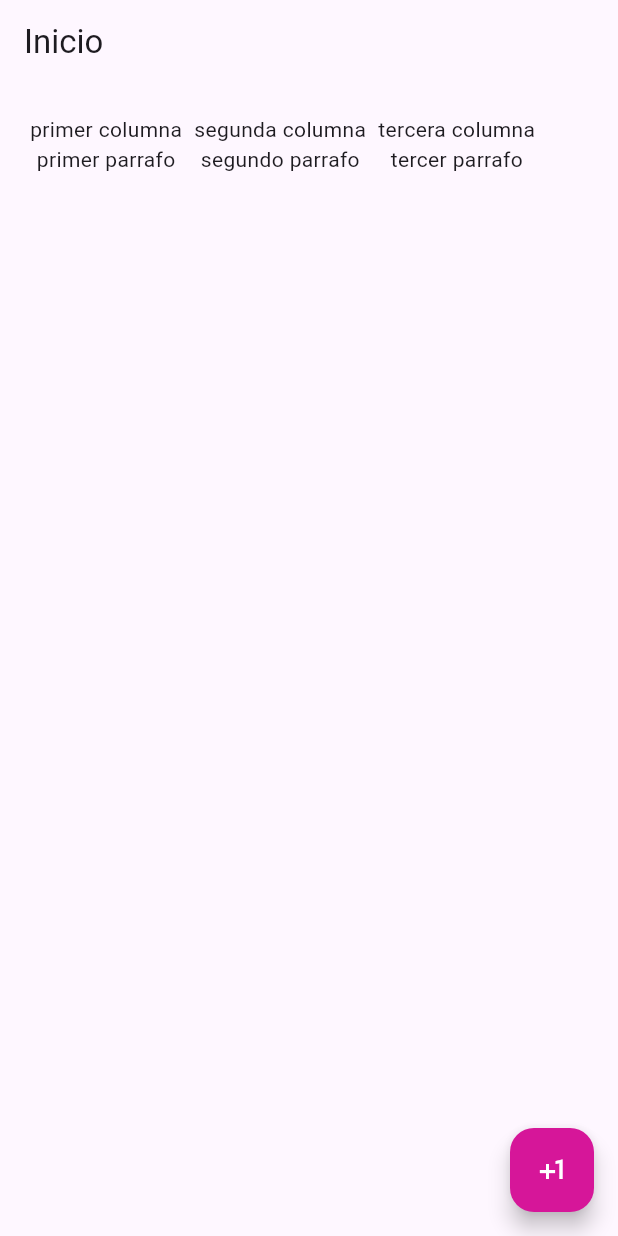
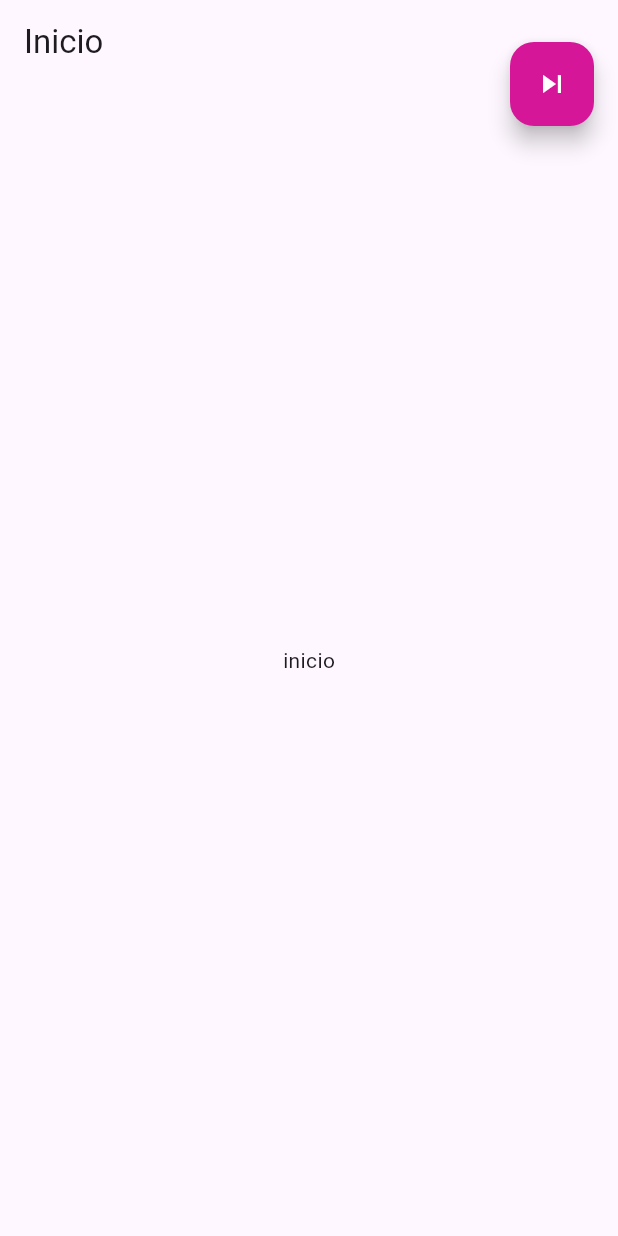
Before and after one commit to UliGarci/practica2_flutter, a Flutter app: the screen it shows after launch, on a phone screen of 412 x 824 dp. Run offline on Flutter 3.47's test engine with Material 3 defaults, Android fonts, the phone set to English and light mode, and no system bars.

Commit message:
add navigation

```diff
--- a/lib/main.dart
+++ b/lib/main.dart
@@ -1,5 +1,8 @@
 import 'package:flutter/material.dart';
-import 'package:learning_b/widgets/home.dart';
+import 'package:learning_b/navigation/home.dart';
+import 'package:learning_b/navigation/profile.dart';
+import 'package:learning_b/navigation/reservations.dart';
+import 'package:learning_b/navigation/top.dart';
 import 'package:learning_b/widgets/splash_screen.dart';
 
 void main() {
@@ -16,7 +19,10 @@ class MainApp extends StatelessWidget {
       initialRoute: '/',
       routes: {
         '/':(context)=> const SplashScreen(),
-        '/home':(context)=>const home()
+        '/home':(context)=>const home(),
+        '/profile':(context) => const profile(),
+        '/reservations':(context) => const reservations(),
+        '/top':(context)=>const top()
       },
     );
   }
--- /dev/null
+++ b/lib/navigation/home.dart
@@ -0,0 +1,24 @@
+import 'package:flutter/material.dart';
+
+class home extends StatelessWidget {
+  const home({super.key});
+
+  @override
+  Widget build(BuildContext context) {
+    return Scaffold(
+      appBar: AppBar(
+        title: const Text('Inicio'),
+      ),
+      body: const Center(
+        child: Text('inicio'),
+      ),
+      floatingActionButton: FloatingActionButton(
+        onPressed: () => Navigator.pushNamed(context,'/top') ,
+        backgroundColor: const Color.fromARGB(255, 214, 22, 153),
+        foregroundColor: const Color.fromARGB(255, 255, 255, 255),
+        child: const Icon(Icons.skip_next),
+      ),
+      floatingActionButtonLocation: FloatingActionButtonLocation.endTop,
+    );
+  }
+}
--- a/lib/widgets/home.dart
+++ b/lib/widgets/home.dart
@@ -1,39 +1,39 @@
-import 'package:flutter/material.dart';
-import 'package:learning_b/widgets/ContentColumn.dart';
+// import 'package:flutter/material.dart';
+// import 'package:learning_b/widgets/ContentColumn.dart';
 
-class home extends StatelessWidget {
-  const home({
-    super.key,
-  });
+// class home extends StatelessWidget {
+//   const home({
+//     super.key,
+//   });
 
-  @override
-  Widget build(BuildContext context) {
-    return Scaffold(
-      appBar: AppBar(
-        title: const Text('Inicio'),
-      ),
-      body: const Padding(
-        padding: EdgeInsets.all(16.0),
-        child: Row(
-          children: [
-            ContentColumn(
-              title: 'primer columna',
-              description: 'primer parrafo',
-            ),
-            ContentColumn(
-                description: 'segundo parrafo', title: 'segunda columna'),
-            ContentColumn(
-                description: 'tercer parrafo', title: 'tercera columna')
-          ],
-        ),
-      ),
-      floatingActionButton: FloatingActionButton(
-        onPressed: () => print('Hola'),
-        backgroundColor: const Color.fromARGB(255, 214, 22, 153),
-        foregroundColor: const Color.fromARGB(255, 255, 255, 255),
-        child: const Icon(Icons.plus_one),
-      ),
-      floatingActionButtonLocation: FloatingActionButtonLocation.endFloat,
-    );
-  }
-}
+//   @override
+//   Widget build(BuildContext context) {
+//     return Scaffold(
+//       appBar: AppBar(
+//         title: const Text('Inicio'),
+//       ),
+//       body: const Padding(
+//         padding: EdgeInsets.all(16.0),
+//         child: Row(
+//           children: [
+//             ContentColumn(
+//               title: 'primer columna',
+//               description: 'primer parrafo',
+//             ),
+//             ContentColumn(
+//                 description: 'segundo parrafo', title: 'segunda columna'),
+//             ContentColumn(
+//                 description: 'tercer parrafo', title: 'tercera columna')
+//           ],
+//         ),
+//       ),
+//       floatingActionButton: FloatingActionButton(
+//         onPressed: () => print('Hola'),
+//         backgroundColor: const Color.fromARGB(255, 214, 22, 153),
+//         foregroundColor: const Color.fromARGB(255, 255, 255, 255),
+//         child: const Icon(Icons.plus_one),
+//       ),
+//       floatingActionButtonLocation: FloatingActionButtonLocation.endFloat,
+//     );
+//   }
+// }
```
Also changed, not shown: lib/navigation/profile.dart (added, +17 -0 lines), lib/navigation/reservations.dart (added, +24 -0 lines), lib/navigation/top.dart (added, +24 -0 lines), lib/navigation/navigation.dart (added).
